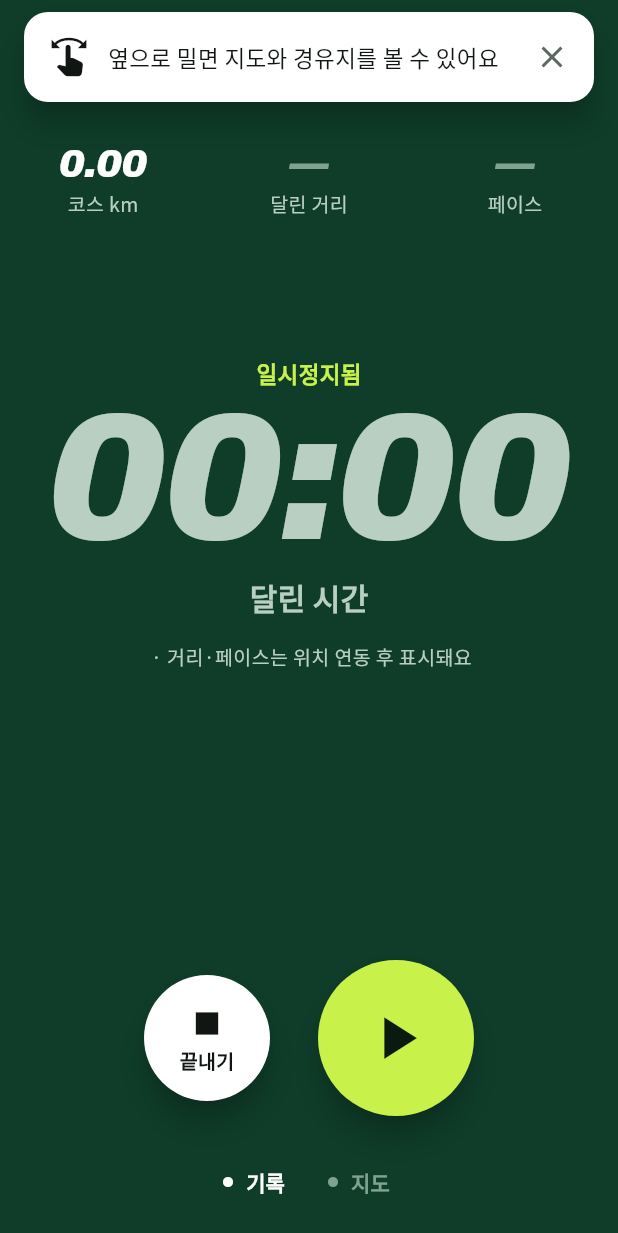
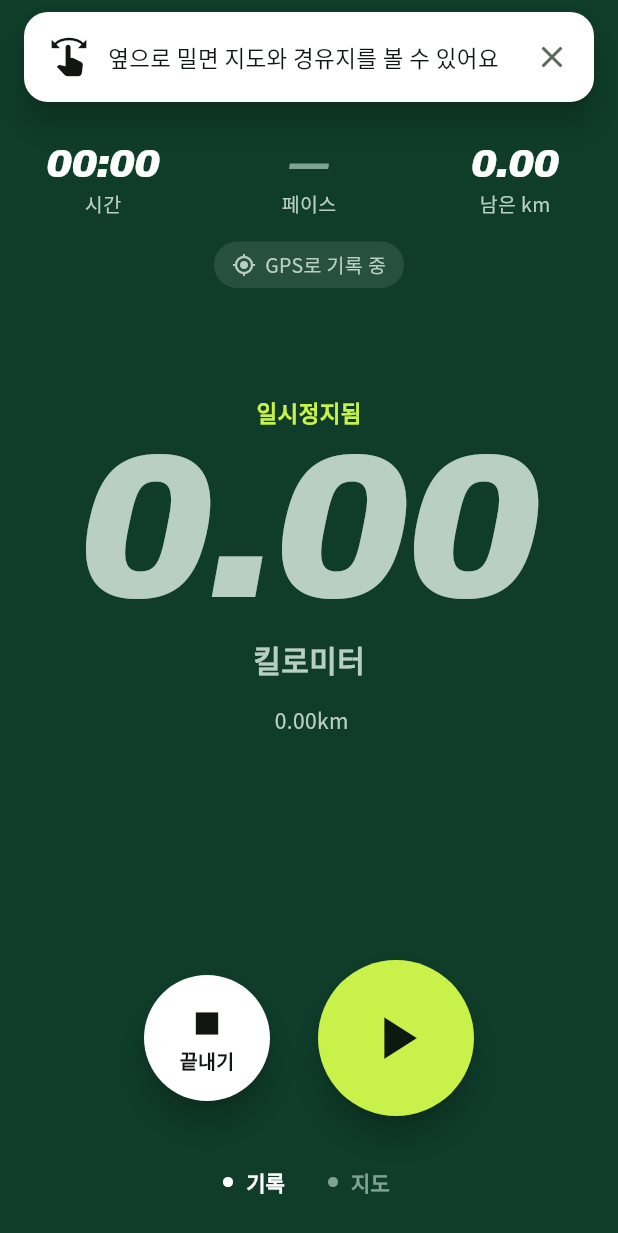
Before and after one commit to hc-10103/A-, a Flutter app: the RunScreen screen opened directly with empty values, after a tap on the "pause" icon, on a phone screen of 412 x 824 dp. Shown: the top 1233 px of the screen. Run offline on Flutter 3.47's test engine with Material 3 defaults, Android fonts, the phone set to English and light mode, and no system bars; our stand-ins replace geolocator, google_fonts, material_ui; network calls fail.

Commit message:
앱(A): GPS로 러닝 거리·페이스 측정 (geolocator)
- run_tracker.dart: 시간 + GPS 거리·페이스. 정확도 30m 초과·초속 12m 초과로 튄 점·2m 미만 흔들림·일시정지 중 이동은 제외 (초기 설계값)
- location.dart: 위치 접근을 LocationSource 인터페이스로 분리 (테스트는 가짜 위치 사용)
- 러닝 화면: GPS가 켜지면 큰 숫자를 거리(km)로, 시간·페이스·남은 km, 지도 화면에 코스 진행률
- 권한 거부·위치 꺼짐·플러그인 오류면 시간만 기록하고 '위치 켜기'(설정 열기) 안내, 돌아오면 다시 확인
- 끝내면 거리·시간·평균 페이스 요약
- 화면이 꺼져도 기록: Android 포그라운드 서비스 + 위치 권한, iOS 사용 중 위치 설명 + 백그라운드 위치
- 테스트 21개 (추적기 8개 + 화면 GPS/권한 없음 흐름)
- 실제 기기 검증은 아직 안 함

Co-Authored-By: Claude Opus 5.5 <noreply@anthropic.com>

```diff
--- a/app/lib/app_state.dart
+++ b/app/lib/app_state.dart
@@ -1,13 +1,19 @@
 import 'package:flutter/foundation.dart';
 
 import 'api.dart';
+import 'location.dart';
 import 'models.dart';
 
 /// 앱 전체 상태: 오늘 목표 + 추천 결과. 화면들은 이 객체를 듣기만 한다.
 class AppState extends ChangeNotifier {
-  AppState({ApiClient? api}) : api = api ?? ApiClient();
+  AppState({ApiClient? api, LocationSource? location})
+      : api = api ?? ApiClient(),
+        location = location ?? const GeolocatorSource();
 
   final ApiClient api;
+
+  /// 러닝 중 위치 (테스트에서는 가짜로 바꾼다)
+  final LocationSource location;
 
   Goal goal = const Goal();
 
--- /dev/null
+++ b/app/lib/location.dart
@@ -0,0 +1,85 @@
+// 위치 접근은 이 파일에서만 한다. 화면·추적기는 LocationSource 인터페이스만 알아서 테스트에서 가짜로 바꿀 수 있다.
+import 'package:flutter/foundation.dart';
+import 'package:geolocator/geolocator.dart';
+
+/// GPS 한 번의 측정값
+class GeoFix {
+  const GeoFix({required this.lat, required this.lng, required this.accuracyM, required this.time});
+  final double lat;
+  final double lng;
+  final double accuracyM; // 수평 정확도 (미터, 작을수록 정확)
+  final DateTime time;
+}
+
+enum LocationAccess { granted, denied, deniedForever, serviceOff }
+
+abstract class LocationSource {
+  /// 권한을 확인하고 필요하면 요청한다.
+  Future<LocationAccess> requestAccess();
+
+  /// 러닝 중 계속 들어오는 위치. 권한이 있을 때만 구독한다.
+  Stream<GeoFix> fixes();
+
+  /// 권한 거부·위치 서비스 꺼짐일 때 설정 화면으로 보낸다.
+  Future<void> openSettings(LocationAccess access);
+}
+
+class GeolocatorSource implements LocationSource {
+  const GeolocatorSource();
+
+  @override
+  Future<LocationAccess> requestAccess() async {
+    if (!await Geolocator.isLocationServiceEnabled()) return LocationAccess.serviceOff;
+    var p = await Geolocator.checkPermission();
+    if (p == LocationPermission.denied) p = await Geolocator.requestPermission();
+    return switch (p) {
+      LocationPermission.always || LocationPermission.whileInUse => LocationAccess.granted,
+      LocationPermission.deniedForever => LocationAccess.deniedForever,
+      _ => LocationAccess.denied,
+    };
+  }
+
+  @override
+  Stream<GeoFix> fixes() => Geolocator.getPositionStream(locationSettings: _settings()).map(
+        (p) => GeoFix(lat: p.latitude, lng: p.longitude, accuracyM: p.accuracy, time: p.timestamp),
+      );
+
+  /// 화면이 꺼져도 러닝 기록이 이어지도록:
+  /// Android는 포그라운드 서비스 알림, iOS는 앱 사용 중 권한 + 백그라운드 위치(파란 표시).
+  LocationSettings _settings() {
+    const distanceFilter = 3; // 3m 이상 움직였을 때만 받기
+    if (kIsWeb) return const LocationSettings(accuracy: LocationAccuracy.best, distanceFilter: distanceFilter);
+    switch (defaultTargetPlatform) {
+      case TargetPlatform.android:
+        return AndroidSettings(
+          accuracy: LocationAccuracy.best,
+          distanceFilter: distanceFilter,
+          foregroundNotificationConfig: const ForegroundNotificationConfig(
+            notificationTitle: 'OLPARK RUN 러닝 중',
+            notificationText: '달린 거리를 기록하고 있어요',
+            enableWakeLock: true,
+          ),
+        );
+      case TargetPlatform.iOS:
+        return AppleSettings(
+          accuracy: LocationAccuracy.best,
+          distanceFilter: distanceFilter,
+          activityType: ActivityType.fitness,
+          pauseLocationUpdatesAutomatically: false,
+          allowBackgroundLocationUpdates: true,
+          showBackgroundLocationIndicator: true,
+        );
+      default:
+        return const LocationSettings(accuracy: LocationAccuracy.best, distanceFilter: distanceFilter);
+    }
+  }
+
+  @override
+  Future<void> openSettings(LocationAccess access) async {
+    if (access == LocationAccess.serviceOff) {
+      await Geolocator.openLocationSettings();
+    } else {
+      await Geolocator.openAppSettings();
+    }
+  }
+}
--- a/app/lib/main.dart
+++ b/app/lib/main.dart
@@ -42,7 +42,7 @@ class _AppShellState extends State<AppShell> {
     if (next != null) await widget.state.setGoal(next);
   }
 
-  void _start(Course course) => Navigator.of(context).push(MaterialPageRoute(builder: (_) => RunScreen(course: course)));
+  void _start(Course course) => Navigator.of(context).push(MaterialPageRoute(builder: (_) => RunScreen(course: course, location: widget.state.location)));
 
   @override
   Widget build(BuildContext context) => Scaffold(
@@ -81,7 +81,7 @@ class _HistoryPlaceholder extends StatelessWidget {
               SizedBox(height: 12),
               Text('기록은 준비 중이에요', style: TextStyle(fontSize: 20, fontWeight: FontWeight.w900)),
               SizedBox(height: 6),
-              Text('위치 연동을 붙이면 달린 거리와 페이스를 여기에 모아 보여드려요.', textAlign: TextAlign.center, style: TextStyle(fontSize: 15, color: C.muted)),
+              Text('러닝을 끝내면 거리·시간·페이스 요약을 보여드려요. 기록을 모아 보는 기능은 다음 단계예요.', textAlign: TextAlign.center, style: TextStyle(fontSize: 15, color: C.muted)),
             ]),
           ),
         ),
--- /dev/null
+++ b/app/lib/run_tracker.dart
@@ -0,0 +1,151 @@
+// 러닝 기록: 시간(스톱워치) + GPS 거리·페이스.
+//
+// 거리 규칙 (초기 설계값, 실제 러닝으로 조정 필요):
+// - 정확도가 30m보다 나쁜 측정은 버린다 (신호 약함 표시)
+// - 직전 지점에서 초속 12m(시속 43km)보다 빠르게 '튄' 측정은 GPS 오류로 보고 버린다
+// - 2m 미만 이동은 제자리 흔들림으로 보고 더하지 않는다
+// - 일시정지 중 이동은 더하지 않는다 (다시 시작하면 그 지점부터 이어 잰다)
+import 'dart:async';
+import 'dart:math' as math;
+
+import 'package:flutter/foundation.dart';
+
+import 'location.dart';
+
+const maxAccuracyM = 30.0;
+const maxSpeedMps = 12.0;
+const minStepM = 2.0;
+
+/// 두 위도·경도 사이 거리 (미터, haversine)
+double distanceMeters(double lat1, double lng1, double lat2, double lng2) {
+  const r = 6371000.0;
+  double rad(double d) => d * math.pi / 180;
+  final dLat = rad(lat2 - lat1);
+  final dLng = rad(lng2 - lng1);
+  final a = math.pow(math.sin(dLat / 2), 2) + math.cos(rad(lat1)) * math.cos(rad(lat2)) * math.pow(math.sin(dLng / 2), 2);
+  return 2 * r * math.asin(math.sqrt(a));
+}
+
+class RunTracker extends ChangeNotifier {
+  RunTracker(this.source, {Stopwatch? stopwatch}) : _watch = stopwatch ?? Stopwatch();
+
+  final LocationSource source;
+  final Stopwatch _watch;
+  StreamSubscription<GeoFix>? _sub;
+  GeoFix? _last;
+  bool _disposed = false;
+
+  /// null = 아직 확인 중
+  LocationAccess? access;
+  bool weakSignal = false;
+  bool gpsError = false;
+  double meters = 0;
+
+  bool get running => _watch.isRunning;
+  bool get paused => !_watch.isRunning;
+  bool get gpsOn => access == LocationAccess.granted && !gpsError;
+  Duration get elapsed => _watch.elapsed;
+  double get km => meters / 1000;
+
+  /// km당 평균 페이스. 50m 이상 달려야 계산한다 (그 전엔 값이 크게 튐).
+  Duration? get pacePerKm {
+    if (meters < 50) return null;
+    return Duration(milliseconds: (elapsed.inMilliseconds / km).round());
+  }
+
+  Future<void> start() async {
+    _watch.start();
+    notifyListeners();
+    await _check();
+  }
+
+  /// 권한을 다시 확인한다 (설정에서 허용하고 돌아왔을 때)
+  Future<void> retryAccess() async {
+    gpsError = false;
+    await _check();
+  }
+
+  Future<void> _check() async {
+    try {
+      access = await source.requestAccess();
+    } catch (_) {
+      // 위치 기능을 쓸 수 없는 기기·플랫폼: 시간만 기록
+      access = LocationAccess.denied;
+      gpsError = true;
+    }
+    if (_disposed) return;
+    if (access == LocationAccess.granted && _sub == null) _listen();
+    notifyListeners();
+  }
+
+  void _listen() {
+    _sub = source.fixes().listen(_onFix, onError: (_) {
+      gpsError = true;
+      notifyListeners();
+    });
+  }
+
+  void _onFix(GeoFix f) {
+    if (paused) return;
+    if (f.accuracyM > maxAccuracyM) {
+      if (!weakSignal) {
+        weakSignal = true;
+        notifyListeners();
+      }
+      return;
+    }
+    weakSignal = false;
+    final last = _last;
+    _last = f;
+    if (last != null) {
+      final d = distanceMeters(last.lat, last.lng, f.lat, f.lng);
+      final dt = f.time.difference(last.time).inMilliseconds / 1000;
+      if (dt > 0 && d / dt > maxSpeedMps) {
+        _last = last; // 튄 점은 버리고 이전 지점 유지
+        return;
+      }
+      if (d >= minStepM) meters += d;
+    }
+    notifyListeners();
+  }
+
+  void pause() {
+    _watch.stop();
+    _last = null; // 멈춘 동안 움직인 거리는 세지 않음
+    notifyListeners();
+  }
+
+  void resume() {
+    _watch.start();
+    notifyListeners();
+  }
+
+  void finish() {
+    _watch.stop();
+    _sub?.cancel();
+    _sub = null;
+    notifyListeners();
+  }
+
+  @override
+  void dispose() {
+    _disposed = true;
+    _sub?.cancel();
+    super.dispose();
+  }
+}
+
+String formatDuration(Duration d) {
+  String two(int n) => n.toString().padLeft(2, '0');
+  final s = d.inSeconds;
+  final h = s ~/ 3600;
+  return h > 0 ? '$h:${two(s % 3600 ~/ 60)}:${two(s % 60)}' : '${two(s ~/ 60)}:${two(s % 60)}';
+}
+
+/// 8'44"
+String formatPace(Duration? pace) {
+  if (pace == null) return '—';
+  final s = pace.inSeconds;
+  if (s >= 60 * 60) return '—'; // 1km에 1시간 넘으면 의미 없는 값
+  return "${s ~/ 60}'${(s % 60).toString().padLeft(2, '0')}\"";
+}
--- a/app/lib/screens/run_screen.dart
+++ b/app/lib/screens/run_screen.dart
@@ -1,50 +1,81 @@
 // 러닝 중: 큰 숫자 하나 + 옆으로 밀면 지도.
-// 위치 추적(GPS)은 아직 연결하지 않았다. 거리·페이스는 지어내지 않고 '—'로 보여주고,
-// 큰 숫자는 실제로 흐르는 시간을 쓴다. (TODO: geolocator 연동 후 거리로 교체)
+// GPS가 켜져 있으면 큰 숫자는 달린 거리(km), 위치 권한이 없으면 시간으로 바꾸고 거리는 지어내지 않는다.
+// 개략도에는 현재 위치를 찍지 않는다 (코스 좌표가 없어 위치를 맞춰 그릴 수 없음). 대신 진행률 막대로 보여준다.
 import 'dart:async';
 
 import 'package:material_ui/material_ui.dart';
 
+import '../location.dart';
 import '../models.dart';
+import '../run_tracker.dart';
 import '../theme.dart';
 import '../widgets/course_map.dart';
 
 class RunScreen extends StatefulWidget {
-  const RunScreen({super.key, required this.course});
+  const RunScreen({super.key, required this.course, required this.location});
   final Course course;
+  final LocationSource location;
 
   @override
   State<RunScreen> createState() => _RunScreenState();
 }
 
-class _RunScreenState extends State<RunScreen> {
-  final _watch = Stopwatch()..start();
+class _RunScreenState extends State<RunScreen> with WidgetsBindingObserver {
+  late final RunTracker _t = RunTracker(widget.location);
   final _pages = PageController();
   Timer? _tick;
   int _page = 0;
   bool _hint = true;
 
-  bool get _paused => !_watch.isRunning;
-
   @override
   void initState() {
     super.initState();
-    _tick = Timer.periodic(const Duration(milliseconds: 500), (_) {
+    WidgetsBinding.instance.addObserver(this);
+    _t.addListener(_refresh);
+    _t.start();
+    _tick = Timer.periodic(const Duration(milliseconds: 500), (_) => _refresh());
+  }
+
+  void _refresh() {
     if (mounted) setState(() {});
-    });
+  }
+
+  @override
+  void didChangeAppLifecycleState(AppLifecycleState state) {
+    // 설정에서 위치를 허용하고 돌아왔을 때 다시 확인
+    if (state == AppLifecycleState.resumed && _t.access != null && _t.access != LocationAccess.granted) {
+      _t.retryAccess();
+    }
   }
 
   @override
   void dispose() {
+    WidgetsBinding.instance.removeObserver(this);
     _tick?.cancel();
+    _t.removeListener(_refresh);
+    _t.dispose();
     _pages.dispose();
     super.dispose();
   }
 
-  void _toggle() => setState(() => _paused ? _watch.start() : _watch.stop());
+  void _toggle() => _t.paused ? _t.resume() : _t.pause();
 
   Future<void> _finish() async {
-    _watch.stop();
+    _t.finish();
+    final gps = _t.gpsOn && _t.meters > 0;
+    await showDialog<void>(
+      context: context,
+      builder: (c) => AlertDialog(
+        title: const Text('수고했어요!'),
+        content: Column(mainAxisSize: MainAxisSize.min, crossAxisAlignment: CrossAxisAlignment.start, children: [
+          _SummaryRow('거리', gps ? '${_t.km.toStringAsFixed(2)} km' : '위치 기록 없음'),
+          _SummaryRow('시간', formatDuration(_t.elapsed)),
+          _SummaryRow('평균 페이스', gps ? '${formatPace(_t.pacePerKm)} /km' : '—'),
+          _SummaryRow('코스', '${widget.course.name} ${widget.course.distanceKm.toStringAsFixed(2)}km'),
+        ]),
+        actions: [FilledButton(onPressed: () => Navigator.pop(c), child: const Text('확인'))],
+      ),
+    );
     if (mounted) Navigator.pop(context);
   }
 
@@ -53,7 +84,6 @@ class _RunScreenState extends State<RunScreen> {
       context: context,
       builder: (c) => AlertDialog(
         title: const Text('러닝을 끝낼까요?'),
-        content: const Text('지금까지의 시간은 저장되지 않아요.'),
         actions: [
           TextButton(onPressed: () => Navigator.pop(c, false), child: const Text('계속 달리기')),
           FilledButton(onPressed: () => Navigator.pop(c, true), child: const Text('끝내기')),
@@ -63,12 +93,7 @@ class _RunScreenState extends State<RunScreen> {
     return ok ?? false;
   }
 
-  String get _time {
-    final s = _watch.elapsed.inSeconds;
-    String two(int n) => n.toString().padLeft(2, '0');
-    final h = s ~/ 3600;
-    return h > 0 ? '$h:${two(s % 3600 ~/ 60)}:${two(s % 60)}' : '${two(s ~/ 60)}:${two(s % 60)}';
-  }
+  double get _remainingKm => (widget.course.distanceKm - _t.km).clamp(0, double.infinity).toDouble();
 
   @override
   Widget build(BuildContext context) {
@@ -116,7 +141,7 @@ class _RunScreenState extends State<RunScreen> {
               minimum: const EdgeInsets.only(bottom: 12),
               child: Column(mainAxisSize: MainAxisSize.min, children: [
                 Row(mainAxisAlignment: MainAxisAlignment.center, children: [
-                  if (_paused) ...[
+                  if (_t.paused) ...[
                     _RoundButton(size: 84, bg: Colors.white, fg: C.ink, icon: Icons.stop, label: '끝내기', onTap: _finish),
                     const SizedBox(width: 32),
                   ],
@@ -124,8 +149,8 @@ class _RunScreenState extends State<RunScreen> {
                     size: 104,
                     bg: C.lime,
                     fg: C.onLime,
-                    icon: _paused ? Icons.play_arrow : Icons.pause,
-                    semantics: _paused ? '다시 달리기' : '일시정지',
+                    icon: _t.paused ? Icons.play_arrow : Icons.pause,
+                    semantics: _t.paused ? '다시 달리기' : '일시정지',
                     onTap: _toggle,
                   ),
                 ]),
@@ -147,35 +172,51 @@ class _RunScreenState extends State<RunScreen> {
     );
   }
 
-  Widget _statsPage(Course course) => SafeArea(
+  Widget _statsPage(Course course) {
+    final gps = _t.gpsOn;
+    final big = gps ? _t.km.toStringAsFixed(2) : formatDuration(_t.elapsed);
+    final bigLabel = gps ? '킬로미터' : '달린 시간';
+    return SafeArea(
       child: Column(children: [
         const SizedBox(height: 96),
-          Row(children: [
+        Row(children: gps
+            ? [
+                _Stat(value: formatDuration(_t.elapsed), label: '시간'),
+                _Stat(value: formatPace(_t.pacePerKm), label: '페이스', dim: _t.pacePerKm == null),
+                _Stat(value: _remainingKm.toStringAsFixed(2), label: '남은 km'),
+              ]
+            : [
                 _Stat(value: course.distanceKm.toStringAsFixed(2), label: '코스 km'),
                 const _Stat(value: '—', label: '달린 거리', dim: true),
                 const _Stat(value: '—', label: '페이스', dim: true),
               ]),
+        const SizedBox(height: 16),
+        _GpsStatus(tracker: _t, onOpenSettings: () => widget.location.openSettings(_t.access!)),
         const Spacer(),
-          if (_paused) const Text('일시정지됨', style: TextStyle(fontSize: 15, fontWeight: FontWeight.w700, color: C.lime)),
+        if (_t.paused) const Text('일시정지됨', style: TextStyle(fontSize: 15, fontWeight: FontWeight.w700, color: C.lime)),
         Semantics(
-            label: '달린 시간 $_time',
+          label: '$bigLabel $big',
           child: FittedBox(
             child: Padding(
               padding: const EdgeInsets.symmetric(horizontal: 16),
-                child: Text(_time, style: numStyle(120, color: _paused ? C.brandSub : C.lime)),
+              child: Text(big, style: numStyle(gps ? 136 : 120, color: _t.paused ? C.brandSub : C.lime)),
             ),
           ),
         ),
         const SizedBox(height: 4),
-          const Text('달린 시간', style: TextStyle(fontSize: 20, fontWeight: FontWeight.w700, color: C.brandSub)),
+        Text(bigLabel, style: const TextStyle(fontSize: 20, fontWeight: FontWeight.w700, color: C.brandSub)),
         const SizedBox(height: 16),
-          Text('${course.name} · 거리·페이스는 위치 연동 후 표시돼요', style: const TextStyle(fontSize: 13, color: C.brandSub)),
+        Text('${course.name} ${course.distanceKm.toStringAsFixed(2)}km', style: const TextStyle(fontSize: 14, color: C.brandSub)),
         const Spacer(flex: 2),
         const SizedBox(height: 190),
       ]),
     );
+  }
 
-  Widget _mapPage(Course course) => Column(children: [
+  Widget _mapPage(Course course) {
+    final gps = _t.gpsOn;
+    final progress = (course.distanceKm <= 0 ? 0.0 : _t.km / course.distanceKm).clamp(0.0, 1.0);
+    return Column(children: [
       Expanded(
         child: CourseMap(
           course: course,
@@ -186,16 +227,102 @@ class _RunScreenState extends State<RunScreen> {
       Container(
         color: C.brand,
         padding: const EdgeInsets.fromLTRB(16, 12, 16, 0),
-          child: Row(children: [
-            _Tile(value: _time, label: '시간'),
+        child: Column(children: [
+          if (gps)
+            Semantics(
+              label: '코스 진행률 ${(progress * 100).round()}퍼센트',
+              child: ClipRRect(
+                borderRadius: BorderRadius.circular(99),
+                child: LinearProgressIndicator(value: progress, minHeight: 6, color: C.lime, backgroundColor: Colors.white24),
+              ),
+            ),
+          const SizedBox(height: 12),
+          Row(children: [
+            _Tile(value: formatDuration(_t.elapsed), label: '시간'),
             const SizedBox(width: 8),
-            _Tile(value: course.distanceKm.toStringAsFixed(2), label: '코스 km'),
+            _Tile(value: gps ? _t.km.toStringAsFixed(2) : '—', label: '달린 km'),
             const SizedBox(width: 8),
-            const _Tile(value: '—', label: '달린 거리'),
+            _Tile(value: gps ? _remainingKm.toStringAsFixed(2) : course.distanceKm.toStringAsFixed(2), label: gps ? '남은 km' : '코스 km'),
+          ]),
         ]),
       ),
       const SizedBox(height: 200),
     ]);
+  }
+}
+
+/// 위치 상태를 한 줄로: 찾는 중 / 신호 약함 / 권한 없음(설정 버튼)
+class _GpsStatus extends StatelessWidget {
+  const _GpsStatus({required this.tracker, required this.onOpenSettings});
+  final RunTracker tracker;
+  final VoidCallback onOpenSettings;
+
+  @override
+  Widget build(BuildContext context) {
+    final a = tracker.access;
+    if (a == null) return const _Chip(icon: Icons.gps_not_fixed, text: '위치를 찾는 중…');
+    if (a != LocationAccess.granted || tracker.gpsError) {
+      final text = switch (a) {
+        LocationAccess.serviceOff => '휴대폰 위치가 꺼져 있어 시간만 기록해요',
+        _ when tracker.gpsError => '위치를 받지 못해 시간만 기록해요',
+        _ => '위치 권한이 없어 시간만 기록해요',
+      };
+      return Padding(
+        padding: const EdgeInsets.symmetric(horizontal: 16),
+        child: Material(
+          color: Colors.white.withValues(alpha: 0.1),
+          borderRadius: BorderRadius.circular(16),
+          child: Padding(
+            padding: const EdgeInsets.fromLTRB(14, 6, 6, 6),
+            child: Row(children: [
+              const Icon(Icons.location_off, color: C.lime),
+              const SizedBox(width: 10),
+              Expanded(child: Text(text, style: const TextStyle(color: Colors.white, fontSize: 14))),
+              TextButton(
+                onPressed: onOpenSettings,
+                style: TextButton.styleFrom(foregroundColor: C.lime, minimumSize: const Size(64, 44)),
+                child: const Text('위치 켜기', style: TextStyle(fontWeight: FontWeight.w700)),
+              ),
+            ]),
+          ),
+        ),
+      );
+    }
+    if (tracker.weakSignal) return const _Chip(icon: Icons.gps_not_fixed, text: 'GPS 신호가 약해요 · 거리가 덜 잡힐 수 있어요');
+    return const _Chip(icon: Icons.gps_fixed, text: 'GPS로 기록 중');
+  }
+}
+
+class _Chip extends StatelessWidget {
+  const _Chip({required this.icon, required this.text});
+  final IconData icon;
+  final String text;
+
+  @override
+  Widget build(BuildContext context) => Container(
+        padding: const EdgeInsets.symmetric(horizontal: 12, vertical: 6),
+        decoration: BoxDecoration(color: Colors.white.withValues(alpha: 0.1), borderRadius: BorderRadius.circular(99)),
+        child: Row(mainAxisSize: MainAxisSize.min, children: [
+          Icon(icon, size: 16, color: C.brandSub),
+          const SizedBox(width: 6),
+          Text(text, style: const TextStyle(fontSize: 13, color: C.brandSub)),
+        ]),
+      );
+}
+
+class _SummaryRow extends StatelessWidget {
+  const _SummaryRow(this.label, this.value);
+  final String label;
+  final String value;
+
+  @override
+  Widget build(BuildContext context) => Padding(
+        padding: const EdgeInsets.symmetric(vertical: 4),
+        child: Row(children: [
+          SizedBox(width: 88, child: Text(label, style: const TextStyle(color: C.muted))),
+          Expanded(child: Text(value, style: const TextStyle(fontWeight: FontWeight.w700))),
+        ]),
+      );
 }
 
 class _Stat extends StatelessWidget {
@@ -207,7 +334,7 @@ class _Stat extends StatelessWidget {
   @override
   Widget build(BuildContext context) => Expanded(
         child: Column(children: [
-          Text(value, style: numStyle(26, color: dim ? const Color(0xFF7FA390) : Colors.white)),
+          FittedBox(child: Text(value, style: numStyle(26, color: dim ? const Color(0xFF7FA390) : Colors.white))),
           const SizedBox(height: 4),
           Text(label, style: const TextStyle(fontSize: 13, color: C.brandSub)),
         ]),
--- a/app/pubspec.yaml
+++ b/app/pubspec.yaml
@@ -38,6 +38,7 @@ dependencies:
   http: ^1.6.0
   google_fonts: ^9.0.0
   url_launcher: ^6.3.3
+  geolocator: ^14.1.2
 
 dev_dependencies:
   flutter_test:
```
Also changed, not shown: app/pubspec.lock, 6 other files. Lines whose indentation alone changed are shown as unchanged.
